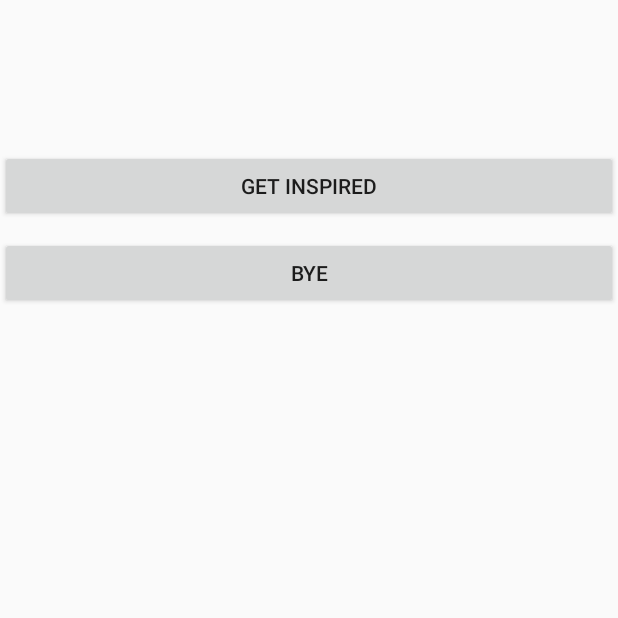
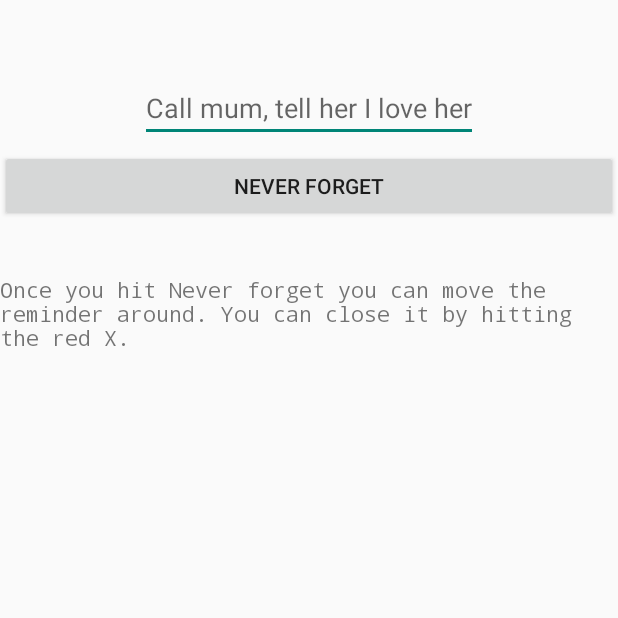
Before and after one commit to ps3btc/OneQuote, an Android app: the screen it shows after launch (MainActivity), on a phone screen of 412 x 824 dp, the top half of it. Run offline under Robolectric (Android 15) with nearby library versions, the phone set to English and light mode, and no system bars.

Commit message:
Updates to get a reminder to work

```diff
--- a/app/src/main/java/hatchingamazing/labs/onequote/MainActivity.java
+++ b/app/src/main/java/hatchingamazing/labs/onequote/MainActivity.java
@@ -8,6 +8,7 @@ import android.content.Intent;
 import android.view.View;
 import android.view.View.OnClickListener;
 import android.widget.Button;
+import android.widget.EditText;
 
 public class MainActivity extends Activity {
 
@@ -15,31 +16,32 @@ public class MainActivity extends Activity {
     protected void onCreate(Bundle savedInstanceState) {
         super.onCreate(savedInstanceState);
         setContentView(R.layout.activity_main);
-
         Bundle bundle = getIntent().getExtras();
 
+        /*
         if(bundle != null && bundle.getString("LAUNCH").equals("YES")) {
-            startService(new Intent(MainActivity.this, QuoteHead.class));
+            Intent serviceIntent = new Intent(MainActivity.this, QuoteHead.class);
+            EditText editText = (EditText) findViewById(R.id.reminderText);
+            serviceIntent.putExtra("KEY", editText.getText().toString());
+            startService(serviceIntent);
+            finish();
         }
+        */
 
         Button launch = (Button)findViewById(R.id.button1);
         launch.setOnClickListener(new OnClickListener() {
-
             @Override
             public void onClick(View v) {
-                startService(new Intent(MainActivity.this, QuoteHead.class));
+                Intent serviceIntent = new Intent(MainActivity.this, QuoteHead.class);
+                EditText editText = (EditText) findViewById(R.id.reminderText);
+                String reminderMessage = editText.getText().toString();
+                if (!reminderMessage.matches("")) {
+                    serviceIntent.putExtra("KEY", editText.getText().toString());
+                    startService(serviceIntent);
+                    finish();
+                }
             }
         });
-
-        Button stop = (Button)findViewById(R.id.button2);
-        stop.setOnClickListener(new OnClickListener() {
-
-            @Override
-            public void onClick(View v) {
-                stopService(new Intent(MainActivity.this, QuoteHead.class));
-            }
-        });
-
     }
 
     @Override
--- a/app/src/main/res/layout/activity_main.xml
+++ b/app/src/main/res/layout/activity_main.xml
@@ -14,14 +14,27 @@
         android:layout_marginTop="100dp"
         android:text="@string/start" />
 
-    <Button
-        android:id="@+id/button2"
+    <EditText
         android:layout_width="wrap_content"
         android:layout_height="wrap_content"
-        android:layout_alignLeft="@+id/button1"
-        android:layout_alignRight="@+id/button1"
+        android:id="@+id/reminderText"
+        android:hint="@string/reminder_message"
+        android:maxLength="40"
+        android:layout_marginTop="49dp"
+        android:layout_alignParentTop="true"
+        android:layout_centerHorizontal="true" />
+
+    <TextView
+        android:layout_width="wrap_content"
+        android:layout_height="wrap_content"
+        android:textAppearance="?android:attr/textAppearanceSmall"
+        android:text="Once you hit Never forget you can move the reminder around. You can close it by hitting the red X."
+        android:id="@+id/textView"
+        android:layout_marginTop="35dp"
+        android:typeface="monospace"
         android:layout_below="@+id/button1"
-        android:layout_marginTop="10dp"
-        android:text="@string/stop" />
+        android:layout_alignParentLeft="true"
+        android:layout_alignParentStart="true" />
+
 
 </RelativeLayout>
--- a/app/src/main/res/values/strings.xml
+++ b/app/src/main/res/values/strings.xml
@@ -1,8 +1,8 @@
 <?xml version="1.0" encoding="utf-8"?>
 <resources>
 
-    <string name="app_name">One inspirational quote a day</string>
-    <string name="start">Get inspired</string>
-    <string name="stop">Bye</string>
+    <string name="app_name">Don\'t forget to call mum</string>
+    <string name="start">Never forget</string>
+    <string name="reminder_message">Call mum, tell her I love her</string>
 
 </resources>
```
Also changed, not shown: app/src/main/java/hatchingamazing/labs/onequote/QuoteHead.java (+50 -8 lines), app/src/main/res/layout/quote_head.xml (+54 -26 lines), app/src/main/ic_launcher-web.png, app/src/main/res/drawable-hdpi/ic_launcher.png, app/src/main/res/drawable-mdpi/ic_launcher.png, app/src/main/res/drawable-xhdpi/ic_launcher.png, app/src/main/res/drawable-xxhdpi/ic_launcher.png, 2 other files.
